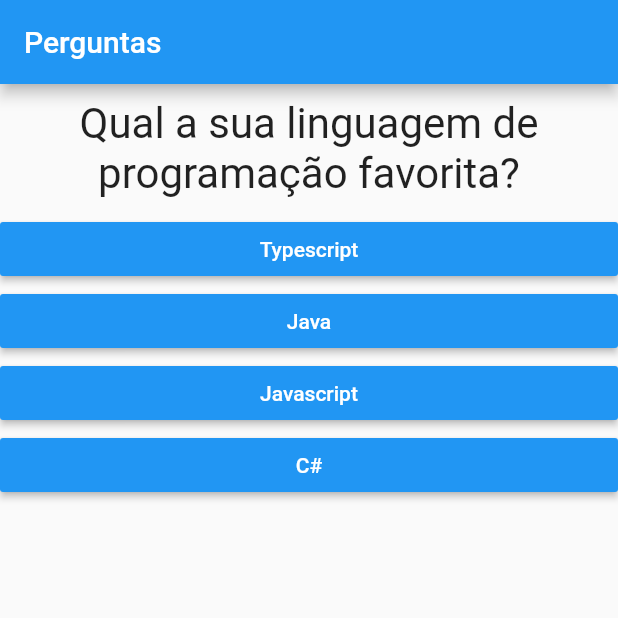
After one commit to mbcordeiro/questions-flutter, a Flutter app: the screen it shows after launch, on a phone screen of 412 x 824 dp, the top half of it. The commit adds this screen. Run offline on Flutter 3.47's test engine with Material 2 defaults, Android fonts, the phone set to English and light mode, and no system bars.

Commit message:
Quiz and result

```diff
--- a/lib/main.dart
+++ b/lib/main.dart
@@ -1,7 +1,7 @@
 import 'package:flutter/cupertino.dart';
 import 'package:flutter/material.dart';
-import './question.dart';
-import './answer.dart';
+import './quiz.dart';
+import 'result.dart';
 
 main() => runApp(new QuestionsApp());
 
@@ -40,25 +40,17 @@ class _QuestionsAppState extends State<QuestionsApp> {
 
   @override
   Widget build(BuildContext context) {
-    List<String> answers =
-        flagSelectedQuestion ? _questions[_selectedQuestion]['answers'] : null;
     return MaterialApp(
       home: Scaffold(
         appBar: AppBar(
           title: Text('Perguntas'),
         ),
         body: flagSelectedQuestion
-            ? Column(
-                children: <Widget>[
-                  Question(_questions[_selectedQuestion]['question']),
-                  ...answers.map((text) => Answer(text, _answer)).toList(),
-                ],
-              )
-            : Center(
-                child: Text(
-                'Parabéns!',
-                style: TextStyle(fontSize: 28),
-              )),
+            ? Quiz(
+                questions: _questions,
+                selectedQuestion: _selectedQuestion,
+                answer: _answer)
+            : Result(),
       ),
     );
   }
--- /dev/null
+++ b/lib/quiz.dart
@@ -0,0 +1,33 @@
+import 'package:flutter/material.dart';
+
+import 'answer.dart';
+import 'question.dart';
+
+class Quiz extends StatelessWidget {
+  final List<Map<String, Object>> questions;
+  final int selectedQuestion;
+  final void Function() answer;
+
+  Quiz({
+    @required this.questions,
+    @required this.selectedQuestion,
+    @required this.answer,
+  });
+
+  bool get flagSelectedQuestion {
+    return selectedQuestion < questions.length;
+  }
+
+  @override
+  Widget build(BuildContext context) {
+    List<String> answers =
+        flagSelectedQuestion ? questions[selectedQuestion]['answers'] : null;
+
+    return Column(
+      children: <Widget>[
+        Question(questions[selectedQuestion]['question']),
+        ...answers.map((text) => Answer(text, answer)).toList()
+      ],
+    );
+  }
+}
```
Also changed, not shown: lib/result.dart (added, +12 -0 lines).
